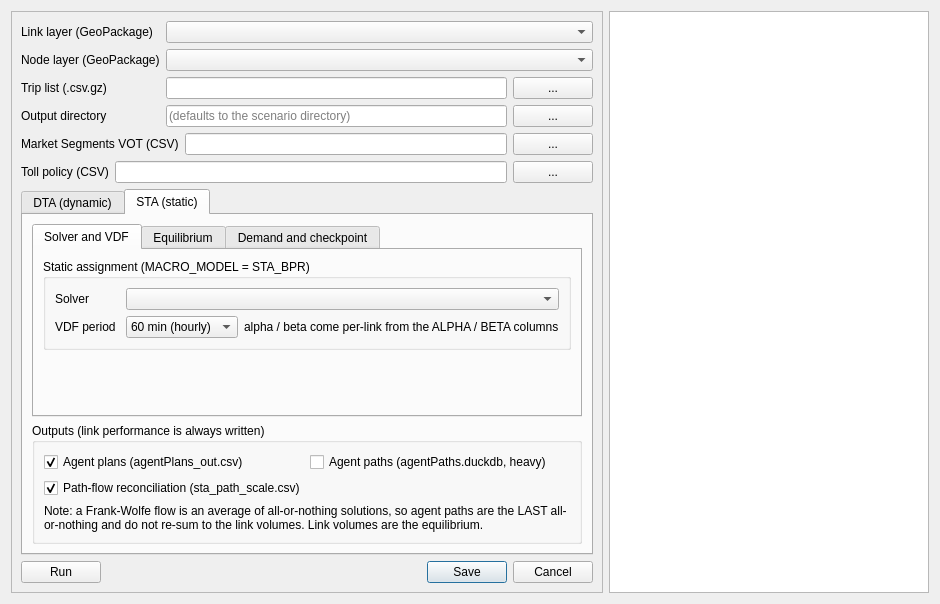
This is ui/hydra.ui in TSMv6/tsm_panel as Qt 5 draws it before an edit. The edited form follows.
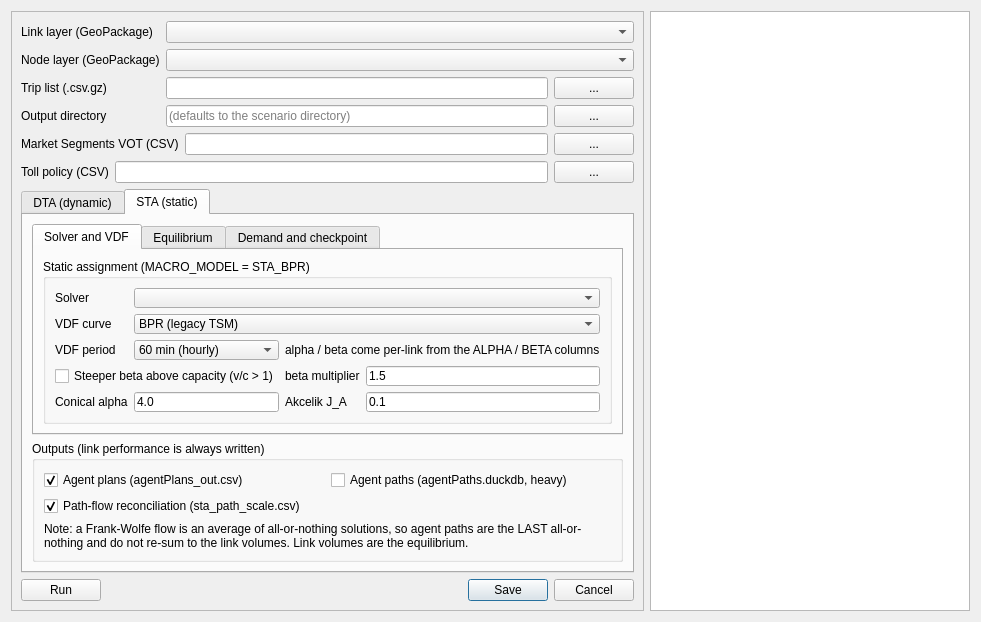
This is the edited form. The open tabs and pages were chosen to show the change.

Commit message: HyDRA STA tab: pick the VDF curve; optional steeper BPR beta above capacity

What changed in the file:
```diff
--- a/ui/hydra.ui
+++ b/ui/hydra.ui
@@ -769,14 +769,14 @@
                    </item>
                   </widget>
                  </item>
-                 <item row="1" column="0" rowspan="1" colspan="1">
+                 <item row="2" column="0" rowspan="1" colspan="1">
                   <widget class="QLabel" name="label_bprPeriod">
                    <property name="text">
                     <string>VDF period</string>
                    </property>
                   </widget>
                  </item>
-                 <item row="1" column="1" rowspan="1" colspan="1">
+                 <item row="2" column="1" rowspan="1" colspan="1">
                   <widget class="QComboBox" name="comboBox_BprPeriod">
                    <property name="toolTip">
                     <string>Minutes the BPR curve aggregates over before pricing v/c. Volumes are still reported per 15 minutes; only travel time is held constant across the window.</string>
@@ -801,13 +801,106 @@
                    </item>
                   </widget>
                  </item>
-                 <item row="1" column="2" rowspan="1" colspan="2">
+                 <item row="2" column="2" rowspan="1" colspan="2">
                   <widget class="QLabel" name="label_bprCoef">
                    <property name="text">
                     <string>alpha / beta come per-link from the ALPHA / BETA columns</string>
                    </property>
                   </widget>
                  </item>
+                 <item row="1" column="0" rowspan="1" colspan="1">
+                  <widget class="QLabel" name="label_staVdf">
+                   <property name="text">
+                    <string>VDF curve</string>
+                   </property>
+                  </widget>
+                 </item>
+                 <item row="1" column="1" rowspan="1" colspan="3">
+                  <widget class="QComboBox" name="comboBox_StaVdf">
+                   <property name="toolTip">
+                    <string>Volume-delay curve for the static assignment.
+BPR - the legacy TSM curve; alpha/beta come per-link from the ALPHA/BETA columns.
+Conical (Spiess) - smooth and strictly increasing, with a bounded derivative, so the Frank-Wolfe line search behaves better near v/c = 1.
+Akcelik - time-dependent queueing form: over-saturated delay grows with how long the link stays over capacity, not with v/c alone.</string>
+                   </property>
+                   <item>
+                    <property name="text">
+                     <string>BPR (legacy TSM)</string>
+                    </property>
+                   </item>
+                   <item>
+                    <property name="text">
+                     <string>Conical (Spiess)</string>
+                    </property>
+                   </item>
+                   <item>
+                    <property name="text">
+                     <string>Akcelik (time-dependent)</string>
+                    </property>
+                   </item>
+                  </widget>
+                 </item>
+                 <item row="3" column="0" rowspan="1" colspan="2">
+                  <widget class="QCheckBox" name="checkBox_BprOverCap">
+                   <property name="text">
+                    <string>Steeper beta above capacity (v/c &gt; 1)</string>
+                   </property>
+                   <property name="toolTip">
+                    <string>BPR fitted to under-capacity data understates over-saturated delay. Ticking this multiplies beta -- only where v/c &gt; 1 -- by the factor on the right; below capacity the curve is unchanged. BPR only.</string>
+                   </property>
+                  </widget>
+                 </item>
+                 <item row="3" column="2" rowspan="1" colspan="1">
+                  <widget class="QLabel" name="label_bprBetaMult">
+                   <property name="text">
+                    <string>beta multiplier</string>
+                   </property>
+                  </widget>
+                 </item>
+                 <item row="3" column="3" rowspan="1" colspan="1">
+                  <widget class="QLineEdit" name="lineEdit_BprBetaMult">
+                   <property name="text">
+                    <string>1.5</string>
+                   </property>
+                   <property name="toolTip">
+                    <string>Factor applied to beta above capacity (&gt;= 1). 1.0 is the legacy single exponent. Note the BPR tail is already steep: large values drive over-saturated links toward the 1440-minute delay clamp.</string>
+                   </property>
+                  </widget>
+                 </item>
+                 <item row="4" column="0" rowspan="1" colspan="1">
+                  <widget class="QLabel" name="label_conicalAlpha">
+                   <property name="text">
+                    <string>Conical alpha</string>
+                   </property>
+                  </widget>
+                 </item>
+                 <item row="4" column="1" rowspan="1" colspan="1">
+                  <widget class="QLineEdit" name="lineEdit_ConicalAlpha">
+                   <property name="text">
+                    <string>4.0</string>
+                   </property>
+                   <property name="toolTip">
+                    <string>Spiess conical parameter a, must be &gt; 1. Larger a hugs the capacity asymptote more tightly; 4 is close to BPR alpha=0.15 beta=4.</string>
+                   </property>
+                  </widget>
+                 </item>
+                 <item row="4" column="2" rowspan="1" colspan="1">
+                  <widget class="QLabel" name="label_akcelikJa">
+                   <property name="text">
+                    <string>Akcelik J_A</string>
+                   </property>
+                  </widget>
+                 </item>
+                 <item row="4" column="3" rowspan="1" colspan="1">
+                  <widget class="QLineEdit" name="lineEdit_AkcelikJa">
+                   <property name="text">
+                    <string>0.1</string>
+                   </property>
+                   <property name="toolTip">
+                    <string>Akcelik delay parameter. About 0.1 for freeways, 0.4 for arterials.</string>
+                   </property>
+                  </widget>
+                 </item>
                 </layout>
                </widget>
               </item>
```
The commit also changes 2 other files.
